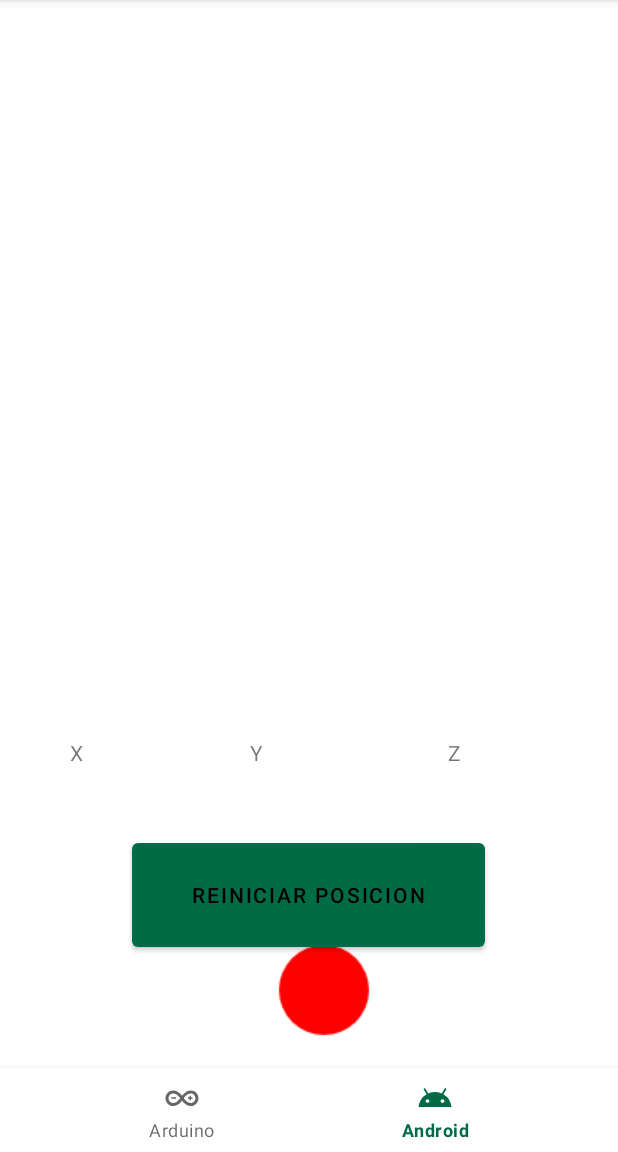
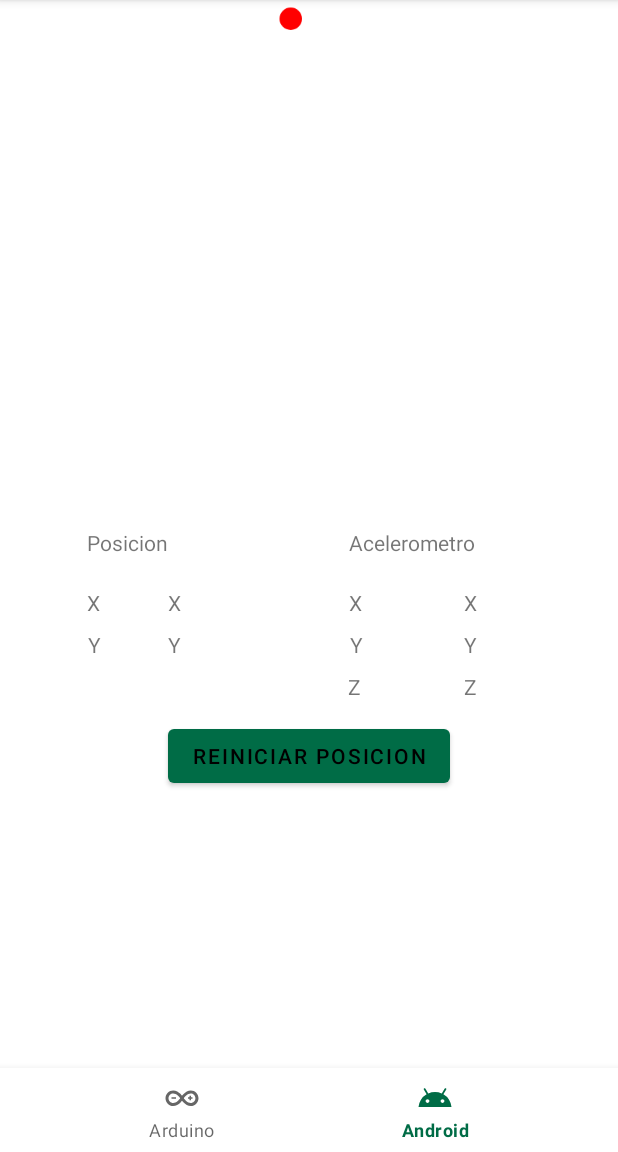
Before and after one commit to SantiMenendez19/soa_tp2_android_2022, an Android app: the AndroidActivity screen opened directly, with no data from a screen before it, on a phone screen of 412 x 824 dp, the part 84-1236 px from its top. Run offline under Robolectric (Android 15) with nearby library versions, the phone set to English and light mode, and no system bars.

Commit message:
Add activity accelerometer sensor, fix red ball, put info text coords

```diff
--- a/Android/Tp2/app/src/main/java/com/unlam/soa/tp2/model/AndroidModel.java
+++ b/Android/Tp2/app/src/main/java/com/unlam/soa/tp2/model/AndroidModel.java
@@ -7,6 +7,7 @@ import com.unlam.soa.tp2.presenter.AndroidPresenter;
 public class AndroidModel implements IModel {
 
     AndroidPresenter presenter;
+
     public AndroidModel(AndroidPresenter presenter){
         this.presenter = presenter;
     }
@@ -15,5 +16,4 @@ public class AndroidModel implements IModel {
     public void onDestroy() {
 
     }
-
 }
--- a/Android/Tp2/app/src/main/java/com/unlam/soa/tp2/presenter/AndroidPresenter.java
+++ b/Android/Tp2/app/src/main/java/com/unlam/soa/tp2/presenter/AndroidPresenter.java
@@ -1,4 +1,11 @@
 package com.unlam.soa.tp2.presenter;
+
+import android.graphics.Bitmap;
+import android.graphics.Canvas;
+import android.graphics.Color;
+import android.graphics.Paint;
+import android.util.DisplayMetrics;
+import android.widget.ImageView;
 
 import androidx.constraintlayout.widget.ConstraintLayout;
 import com.unlam.soa.tp2.model.AndroidModel;
@@ -7,11 +14,40 @@ import com.unlam.soa.tp2.view.AndroidActivity;
 public class AndroidPresenter extends BasePresenter{
     private final AndroidModel model;
     private final AndroidActivity activity;
+    private DisplayMetrics displayMetrics;
 
     public AndroidPresenter(AndroidActivity activity, ConstraintLayout constraintLayout) {
         super(activity, constraintLayout);
         this.activity = activity;
         this.model = new AndroidModel(this);
+
+        displayMetrics = new DisplayMetrics();
+        this.activity.getWindowManager().getDefaultDisplay().getMetrics(displayMetrics);
+    }
+
+    public int getHeight() {
+        return this.displayMetrics.heightPixels;
+    }
+
+    public int getWidth() {
+        return this.displayMetrics.widthPixels;
+    }
+
+    public void resetCirclePosition(ImageView circle, Integer height, Integer width) {
+        circle.setX((float) (height / 2));
+        circle.setY((float) (width / 2));
+    }
+
+    public void createBitMap(ImageView circle) {
+        Bitmap bitMap = Bitmap.createBitmap(100, 100, Bitmap.Config.ARGB_8888);
+        bitMap = bitMap.copy(bitMap.getConfig(), true);
+        Canvas canvas = new Canvas(bitMap);
+        Paint paint = new Paint();
+        paint.setAntiAlias(true);
+        paint.setColor(Color.RED);
+        paint.setStyle(Paint.Style.FILL);
+        canvas.drawCircle(25, 25, 15, paint);
+        circle.setImageBitmap(bitMap);
     }
 
     @Override
--- a/Android/Tp2/app/src/main/java/com/unlam/soa/tp2/view/AndroidActivity.java
+++ b/Android/Tp2/app/src/main/java/com/unlam/soa/tp2/view/AndroidActivity.java
@@ -3,15 +3,12 @@ package com.unlam.soa.tp2.view;
 import androidx.appcompat.app.AppCompatActivity;
 import androidx.constraintlayout.widget.ConstraintLayout;
 import android.content.Intent;
-import android.graphics.Bitmap;
-import android.graphics.Canvas;
-import android.graphics.Color;
-import android.graphics.Paint;
 import android.hardware.Sensor;
 import android.hardware.SensorEvent;
 import android.hardware.SensorEventListener;
 import android.hardware.SensorManager;
 import android.os.Bundle;
+
 import android.widget.Button;
 import android.widget.ImageView;
 import android.widget.TextView;
@@ -27,13 +24,18 @@ public class AndroidActivity extends AppCompatActivity implements IView, SensorE
     ConstraintLayout constraintLayout;
 
     private SensorManager sensorManager;
-    private Sensor sensorGyroscope;
+    private Sensor sensorAccelerometer;
 
-    private TextView gyroscopeX;
-    private TextView gyroscopeY;
-    private TextView gyroscopeZ;
-    private Button button;
+    private TextView accelerometerX;
+    private TextView accelerometerY;
+    private TextView accelerometerZ;
+    private TextView positionX;
+    private TextView positionY;
+    private Button resetButton;
     private ImageView circle;
+
+    private int height;
+    private int width;
 
     @Override
     protected void onCreate(Bundle savedInstanceState) {
@@ -43,23 +45,30 @@ public class AndroidActivity extends AppCompatActivity implements IView, SensorE
         this.presenter = new AndroidPresenter(this,constraintLayout);
 
         sensorManager = (SensorManager)getSystemService(SENSOR_SERVICE);
-        sensorGyroscope = sensorManager.getDefaultSensor(Sensor.TYPE_GYROSCOPE);
+        sensorAccelerometer = sensorManager.getDefaultSensor(Sensor.TYPE_ACCELEROMETER);
 
-        button = findViewById(R.id.button);
-        gyroscopeX = findViewById(R.id.gyroscopeX);
-        gyroscopeY = findViewById(R.id.gyroscopeY);
-        gyroscopeZ = findViewById(R.id.gyroscopeZ);
+        resetButton = findViewById(R.id.button);
+
+        accelerometerX = findViewById(R.id.acelerometerX);
+        accelerometerY = findViewById(R.id.acelerometerY);
+        accelerometerZ = findViewById(R.id.acelerometerZ);
+
+        positionX = findViewById(R.id.positionX);
+        positionY = findViewById(R.id.positionY);
 
         circle = findViewById(R.id.circle);
-        createBitMap();
-        circle.setY(900);
-        circle.setX(0);
-        button.setOnClickListener(view -> resetCirclePosition());
+        this.presenter.createBitMap(circle);
+
+        width = this.presenter.getWidth();
+        height = this.presenter.getHeight();
+
+        resetButton.setOnClickListener(view -> this.presenter.resetCirclePosition(circle, width, height));
 
         BottomNavigationView bottomNavigation = findViewById(R.id.bottom_navigation);
         bottomNavigation.setSelectedItemId(R.id.android);
         bottomNavigation.setOnItemSelectedListener(navBarItemSelectedListener);
     }
+
     @Override
     public int getResourceColor(int colorId) {
         return getResources().getColor(colorId);
@@ -70,6 +79,7 @@ public class AndroidActivity extends AppCompatActivity implements IView, SensorE
         super.onDestroy();
         this.presenter.onDestroy();
     }
+
     private final NavigationBarView.OnItemSelectedListener navBarItemSelectedListener = item->{
         switch(item.getItemId()){
             case R.id.arduino:
@@ -87,25 +97,7 @@ public class AndroidActivity extends AppCompatActivity implements IView, SensorE
     @Override
     protected void onResume() {
         super.onResume();
-        sensorManager.registerListener(this, sensorGyroscope, SensorManager.SENSOR_DELAY_NORMAL);
-    }
-
-    public void resetCirclePosition() {
-        circle.setY(900);
-        circle.setX(550);
-    }
-
-    private void createBitMap() {
-        Bitmap bitMap = Bitmap.createBitmap(100, 100, Bitmap.Config.ARGB_8888);
-        bitMap = bitMap.copy(bitMap.getConfig(), true);
-        Canvas canvas = new Canvas(bitMap);
-
-        Paint paint = new Paint();
-        paint.setAntiAlias(true);
-        paint.setColor(Color.RED);
-        paint.setStyle(Paint.Style.FILL);
-        canvas.drawCircle(60, 60, 30, paint);
-        circle.setImageBitmap(bitMap);
+        sensorManager.registerListener(this, sensorAccelerometer, SensorManager.SENSOR_DELAY_NORMAL);
     }
 
     @Override
@@ -116,27 +108,35 @@ public class AndroidActivity extends AppCompatActivity implements IView, SensorE
 
     @Override
     public void onSensorChanged(SensorEvent sensorEvent) {
-        float gyroscopeX = sensorEvent.values[0];
-        float gyroscopeY = sensorEvent.values[1];
-        float gyroscopeZ = sensorEvent.values[2];
+        float accelerometerX = sensorEvent.values[0];
+        float accelerometerY = sensorEvent.values[1];
+        float accelerometerZ = sensorEvent.values[2];
 
-        if (gyroscopeX > 0) {
-            circle.setY(circle.getY() + 50);
-        }
-        else if (gyroscopeX < 0) {
-            circle.setY(circle.getY() - 50);
+        if (accelerometerY > 1 || accelerometerY < -1) {
+            if (circle.getY() >= 0 && circle.getY() - 30 <= this.height) {
+                circle.setY(circle.getY() + (5 * accelerometerY));
+            }
+            else {
+                circle.setY(circle.getY() - (5 * accelerometerY));
+            }
         }
 
-        if (gyroscopeY > 0) {
-            circle.setX(circle.getX() + 50);
-        }
-        else if (gyroscopeY < 0) {
-            circle.setX(circle.getX() - 50);
+        if (accelerometerX > 1 || accelerometerX < -1) {
+            if (circle.getX() >= 0 && circle.getX() - 30 <= this.width) {
+                circle.setX(circle.getX() - (5 * accelerometerX));
+            }
+            else {
+                circle.setX(circle.getX() + (5 * accelerometerX));
+            }
         }
 
-        this.gyroscopeX.setText(String.valueOf(gyroscopeX));
-        this.gyroscopeY.setText(String.valueOf(gyroscopeY));
-        this.gyroscopeZ.setText(String.valueOf(gyroscopeZ));
+        this.accelerometerX.setText(String.valueOf(accelerometerX));
+        this.accelerometerY.setText(String.valueOf(accelerometerY));
+        this.accelerometerZ.setText(String.valueOf(accelerometerZ));
+
+        this.positionX.setText(String.valueOf(circle.getX()));
+        this.positionY.setText(String.valueOf(circle.getY()));
+
     }
 
     @Override
--- a/Android/Tp2/app/src/main/res/layout/activity_android.xml
+++ b/Android/Tp2/app/src/main/res/layout/activity_android.xml
@@ -7,6 +7,39 @@
     android:layout_width="match_parent"
     android:layout_height="match_parent"
     tools:context="com.unlam.soa.tp2.view.AndroidActivity">
+
+    <TextView
+        android:id="@+id/labelAccelerometerX"
+        android:layout_width="wrap_content"
+        android:layout_height="wrap_content"
+        android:layout_marginTop="392dp"
+        android:text="X"
+        app:layout_constraintEnd_toEndOf="parent"
+        app:layout_constraintHorizontal_bias="0.577"
+        app:layout_constraintStart_toStartOf="parent"
+        app:layout_constraintTop_toTopOf="parent" />
+
+    <TextView
+        android:id="@+id/labelAccelerometerY"
+        android:layout_width="wrap_content"
+        android:layout_height="wrap_content"
+        android:layout_marginTop="420dp"
+        android:text="Y"
+        app:layout_constraintEnd_toEndOf="parent"
+        app:layout_constraintStart_toStartOf="parent"
+        app:layout_constraintTop_toTopOf="parent"
+        app:layout_constraintHorizontal_bias="0.578" />
+
+    <TextView
+        android:id="@+id/labelAccelerometerZ"
+        android:layout_width="wrap_content"
+        android:layout_height="wrap_content"
+        android:layout_marginTop="448dp"
+        android:text="Z"
+        app:layout_constraintEnd_toEndOf="parent"
+        app:layout_constraintHorizontal_bias="0.575"
+        app:layout_constraintStart_toStartOf="parent"
+        app:layout_constraintTop_toTopOf="parent" />
 
     <com.google.android.material.bottomnavigation.BottomNavigationView
         android:id="@+id/bottom_navigation"
@@ -20,54 +53,120 @@
         app:layout_constraintRight_toRightOf="parent"
         app:menu="@menu/bottom_navigation_menu" />
 
-    <TextView
-        android:id="@+id/gyroscopeZ"
-        android:layout_width="50dp"
-        android:layout_height="20dp"
-        android:layout_marginTop="492dp"
-        android:text="Z"
-        app:layout_constraintEnd_toEndOf="parent"
-        app:layout_constraintHorizontal_bias="0.825"
-        app:layout_constraintStart_toStartOf="parent"
-        app:layout_constraintTop_toTopOf="parent" />
-
-    <TextView
-        android:id="@+id/gyroscopeY"
-        android:layout_width="50dp"
-        android:layout_height="20dp"
-        android:layout_marginTop="492dp"
-        android:text="Y"
-        app:layout_constraintEnd_toEndOf="parent"
-        app:layout_constraintHorizontal_bias="0.461"
-        app:layout_constraintStart_toStartOf="parent"
-        app:layout_constraintTop_toTopOf="parent" />
-
     <Button
         android:id="@+id/button"
-        android:layout_width="235dp"
-        android:layout_height="81dp"
-        android:layout_marginStart="88dp"
-        android:layout_marginTop="556dp"
+        android:layout_width="wrap_content"
+        android:layout_height="wrap_content"
+        android:layout_marginStart="112dp"
+        android:layout_marginTop="480dp"
         android:baselineAligned="false"
         android:text="Reiniciar posicion"
         app:layout_constraintStart_toStartOf="parent"
         app:layout_constraintTop_toTopOf="parent" />
 
     <TextView
-        android:id="@+id/gyroscopeX"
+        android:id="@+id/acelerometerY"
         android:layout_width="50dp"
         android:layout_height="20dp"
-        android:layout_marginTop="492dp"
+        android:layout_marginTop="420dp"
+        android:text="Y"
+        app:layout_constraintEnd_toEndOf="parent"
+        app:layout_constraintHorizontal_bias="0.855"
+        app:layout_constraintStart_toStartOf="parent"
+        app:layout_constraintTop_toTopOf="parent" />
+
+    <TextView
+        android:id="@+id/labelAccelerometer"
+        android:layout_width="124dp"
+        android:layout_height="21dp"
+        android:layout_marginTop="352dp"
+        android:text="Acelerometro"
+        app:layout_constraintEnd_toEndOf="parent"
+        app:layout_constraintHorizontal_bias="0.808"
+        app:layout_constraintStart_toStartOf="parent"
+        app:layout_constraintTop_toTopOf="parent" />
+
+    <TextView
+        android:id="@+id/labelPosition"
+        android:layout_width="124dp"
+        android:layout_height="21dp"
+        android:layout_marginTop="352dp"
+        android:text="Posicion"
+        app:layout_constraintEnd_toEndOf="parent"
+        app:layout_constraintHorizontal_bias="0.202"
+        app:layout_constraintStart_toStartOf="parent"
+        app:layout_constraintTop_toTopOf="parent" />
+
+    <TextView
+        android:id="@+id/acelerometerX"
+        android:layout_width="50dp"
+        android:layout_height="20dp"
+        android:layout_marginTop="392dp"
         android:text="X"
         app:layout_constraintEnd_toEndOf="parent"
-        app:layout_constraintHorizontal_bias="0.128"
+        app:layout_constraintHorizontal_bias="0.855"
+        app:layout_constraintStart_toStartOf="parent"
+        app:layout_constraintTop_toTopOf="parent" />
+
+    <TextView
+        android:id="@+id/positionX"
+        android:layout_width="50dp"
+        android:layout_height="20dp"
+        android:layout_marginTop="392dp"
+        android:text="X"
+        app:layout_constraintEnd_toEndOf="parent"
+        app:layout_constraintHorizontal_bias="0.31"
+        app:layout_constraintStart_toStartOf="parent"
+        app:layout_constraintTop_toTopOf="parent" />
+
+    <TextView
+        android:id="@+id/labelPositionY"
+        android:layout_width="wrap_content"
+        android:layout_height="wrap_content"
+        android:layout_marginTop="420dp"
+        android:text="Y"
+        app:layout_constraintEnd_toEndOf="parent"
+        app:layout_constraintHorizontal_bias="0.146"
+        app:layout_constraintStart_toStartOf="parent"
+        app:layout_constraintTop_toTopOf="parent" />
+
+    <TextView
+        android:id="@+id/positionY"
+        android:layout_width="50dp"
+        android:layout_height="20dp"
+        android:layout_marginTop="420dp"
+        android:text="Y"
+        app:layout_constraintEnd_toEndOf="parent"
+        app:layout_constraintHorizontal_bias="0.31"
+        app:layout_constraintStart_toStartOf="parent"
+        app:layout_constraintTop_toTopOf="parent" />
+
+    <TextView
+        android:id="@+id/labelPositionX"
+        android:layout_width="wrap_content"
+        android:layout_height="wrap_content"
+        android:layout_marginTop="392dp"
+        android:text="X"
+        app:layout_constraintEnd_toEndOf="parent"
+        app:layout_constraintHorizontal_bias="0.144"
+        app:layout_constraintStart_toStartOf="parent"
+        app:layout_constraintTop_toTopOf="parent" />
+
+    <TextView
+        android:id="@+id/acelerometerZ"
+        android:layout_width="50dp"
+        android:layout_height="20dp"
+        android:layout_marginTop="448dp"
+        android:text="Z"
+        app:layout_constraintEnd_toEndOf="parent"
+        app:layout_constraintHorizontal_bias="0.855"
         app:layout_constraintStart_toStartOf="parent"
         app:layout_constraintTop_toTopOf="parent" />
 
     <ImageView
         android:id="@+id/circle"
-        android:layout_width="100dp"
-        android:layout_height="100dp"
+        android:layout_width="50dp"
+        android:layout_height="50dp"
         app:layout_constraintEnd_toEndOf="parent"
         app:layout_constraintStart_toStartOf="parent"
         app:layout_constraintTop_toTopOf="parent"
--- a/Android/Tp2/app/src/main/res/layout/activity_arduino.xml
+++ b/Android/Tp2/app/src/main/res/layout/activity_arduino.xml
@@ -8,16 +8,17 @@
     android:layout_height="match_parent"
     tools:context="com.unlam.soa.tp2.view.ArduinoActivity">
 
+
     <androidx.fragment.app.FragmentContainerView
         android:id="@+id/fragment_container"
         android:layout_width="match_parent"
         android:layout_height="0dp"
         app:layout_constraintBottom_toTopOf="@id/bottom_navigation"
+        app:layout_constraintEnd_toEndOf="parent"
+        app:layout_constraintHorizontal_bias="0.0"
         app:layout_constraintStart_toStartOf="parent"
-        app:layout_constraintEnd_toEndOf="parent"
         app:layout_constraintTop_toTopOf="parent"
-        />
-
+        app:layout_constraintVertical_bias="0.0" />
 
     <com.google.android.material.bottomnavigation.BottomNavigationView
         android:id="@+id/bottom_navigation"
```
